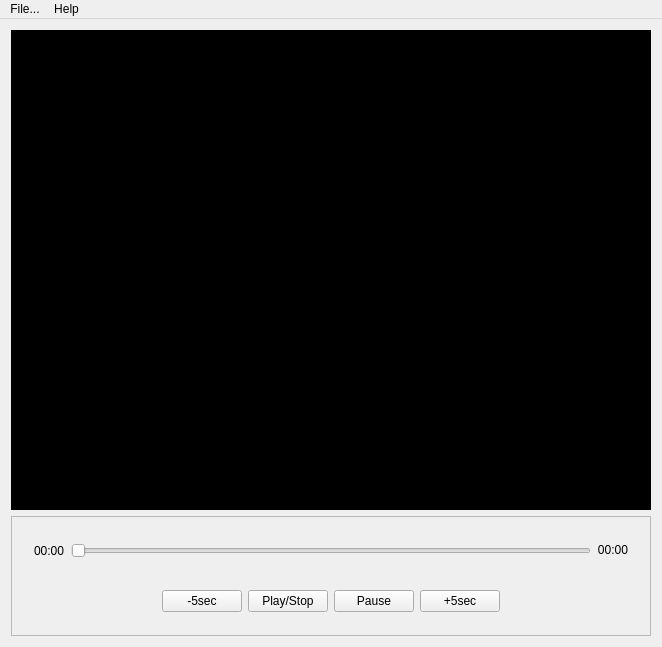
This is src/ui/QEdgeMainWindow.ui in YuriiShemberko/QtEdge as Qt 5 draws it before an edit. The edited form follows.
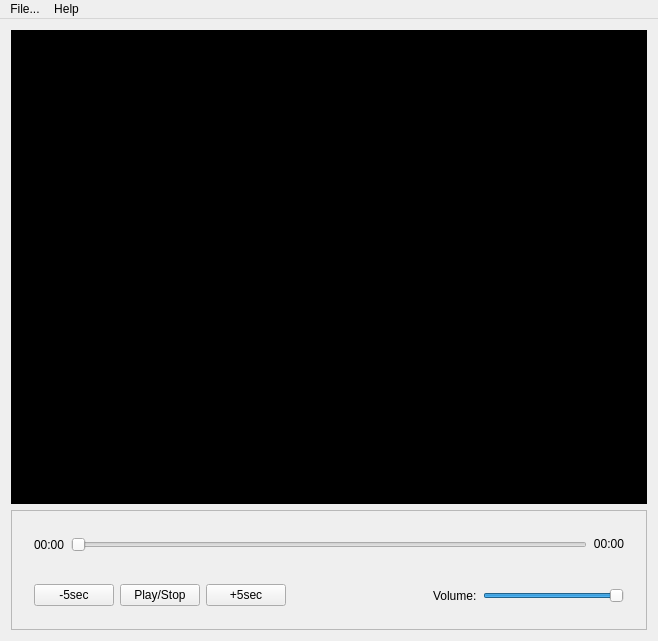
This is the edited form. Custom widgets are drawn as their Qt base class.

Commit message: Keeping frame aspect ratio on resize + volume adjustment.

The edit to the form file:
```diff
--- a/src/ui/QEdgeMainWindow.ui
+++ b/src/ui/QEdgeMainWindow.ui
@@ -23,12 +23,6 @@
         <verstretch>0</verstretch>
        </sizepolicy>
       </property>
-      <property name="minimumSize">
-       <size>
-        <width>640</width>
-        <height>480</height>
-       </size>
-      </property>
       <property name="styleSheet">
        <string notr="true">QWidget#frame_area { background-color: black; }</string>
       </property>
@@ -45,7 +39,7 @@
      </widget>
     </item>
     <item>
-     <widget class="QFrame" name="frame">
+     <widget class="QFrame" name="widget_controls">
       <property name="frameShape">
        <enum>QFrame::StyledPanel</enum>
       </property>
@@ -93,7 +87,7 @@
         </widget>
        </item>
        <item>
-        <widget class="QWidget" name="widget_controls" native="true">
+        <widget class="QWidget" name="widget_btns" native="true">
          <property name="minimumSize">
           <size>
            <width>0</width>
@@ -107,19 +101,6 @@
           </size>
          </property>
          <layout class="QHBoxLayout" name="horizontalLayout">
-          <item>
-           <spacer name="horizontalSpacer_2">
-            <property name="orientation">
-             <enum>Qt::Horizontal</enum>
-            </property>
-            <property name="sizeHint" stdset="0">
-             <size>
-              <width>4</width>
-              <height>19</height>
-             </size>
-            </property>
-           </spacer>
-          </item>
           <item>
            <widget class="QPushButton" name="btn_back">
             <property name="text">
@@ -134,13 +115,6 @@
             </property>
            </widget>
           </item>
-          <item>
-           <widget class="QPushButton" name="btn_pause">
-            <property name="text">
-             <string>Pause</string>
-            </property>
-           </widget>
-          </item>
           <item>
            <widget class="QPushButton" name="btn_forward">
             <property name="text">
@@ -161,6 +135,26 @@
             </property>
            </spacer>
           </item>
+          <item>
+           <widget class="QLabel" name="label">
+            <property name="text">
+             <string>Volume:</string>
+            </property>
+           </widget>
+          </item>
+          <item>
+           <widget class="QSlider" name="volume_slider">
+            <property name="maximum">
+             <number>100</number>
+            </property>
+            <property name="value">
+             <number>100</number>
+            </property>
+            <property name="orientation">
+             <enum>Qt::Horizontal</enum>
+            </property>
+           </widget>
+          </item>
          </layout>
         </widget>
        </item>
```
The commit also changes 12 other files.
